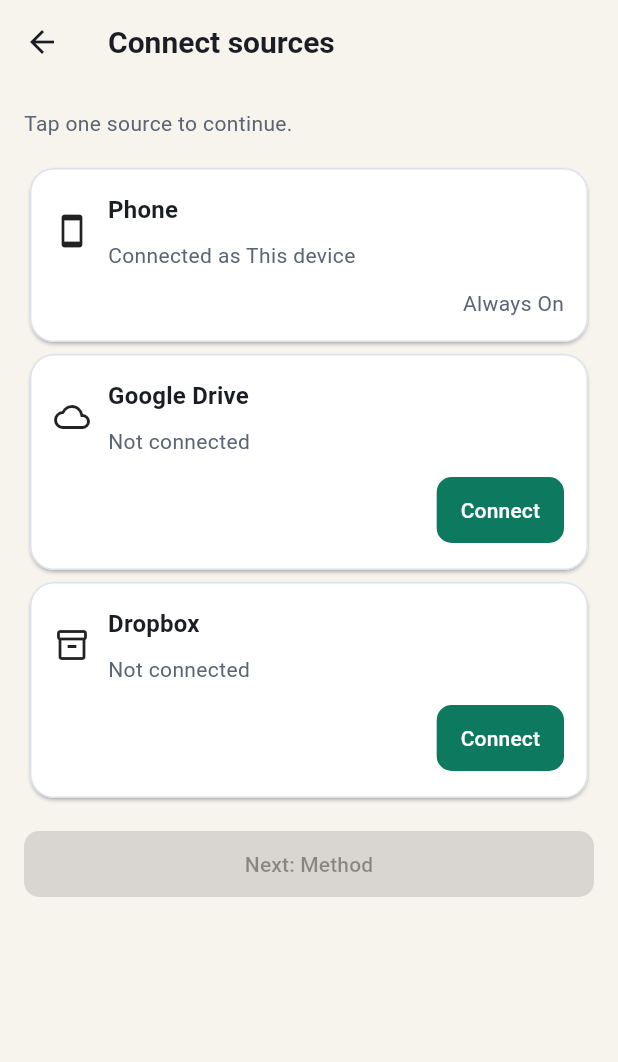
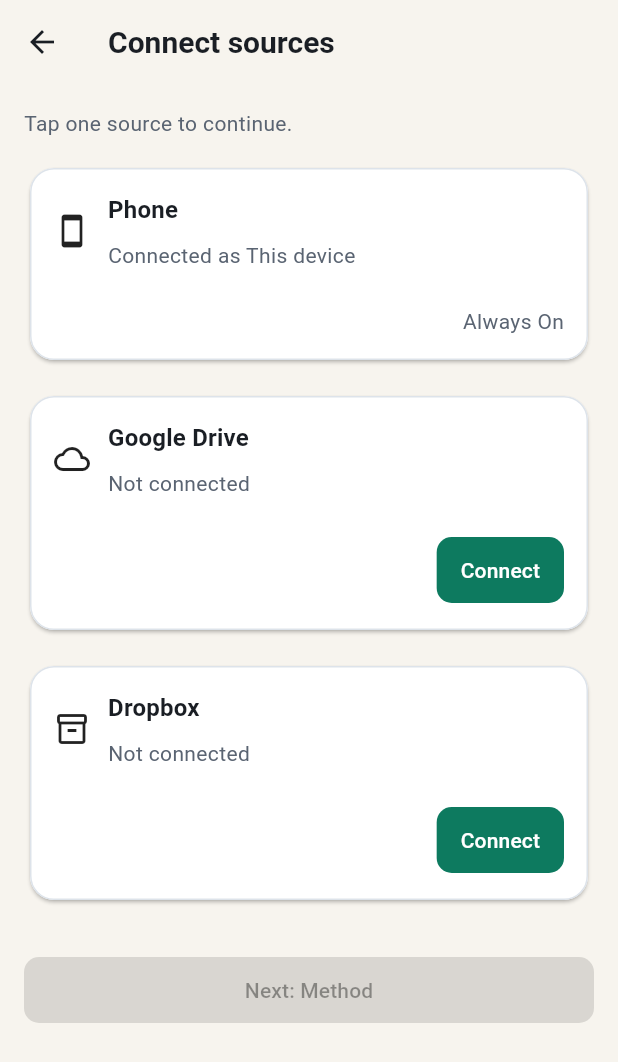
Before and after one commit to apply4funla-del/App, a Flutter app: the ConnectorPickerScreen screen opened by its route, on a phone screen of 412 x 824 dp. Shown: the top 1062 px of the screen. Run offline on Flutter 3.47's test engine with Material 3 defaults, Android fonts, the phone set to English and light mode, and no system bars; our stand-ins replace file_picker, lottie, permission_handler, shared_preferences; missing offline and left inert: syncfusion_flutter_pdfviewer, video_thumbnail; accounts and stored records are empty; Roboto replaces fonts that are missing (Segoe UI).

Commit message:
Refine onboarding layout and split method flow

```diff
--- a/file_tidy_app/lib/app/app_router.dart
+++ b/file_tidy_app/lib/app/app_router.dart
@@ -6,6 +6,7 @@
 import 'package:file_tidy_app/features/file_browser/presentation/file_explorer_screen.dart';
 import 'package:file_tidy_app/features/history_undo/presentation/history_screen.dart';
 import 'package:file_tidy_app/features/method/presentation/method_screen.dart';
+import 'package:file_tidy_app/features/method/presentation/tidy_method_screen.dart';
 import 'package:file_tidy_app/features/onboarding/presentation/welcome_screen.dart';
 import 'package:file_tidy_app/features/permissions/presentation/folder_permission_screen.dart';
 import 'package:file_tidy_app/features/privacy_center/presentation/privacy_center_screen.dart';
@@ -26,6 +27,7 @@
   static const String signIn = '/sign-in';
   static const String connectorPicker = '/connectors';
   static const String method = '/method';
+  static const String tidyMethod = '/tidy-method';
   static const String folderPermission = '/folder-permission';
   static const String explorer = '/explorer';
   static const String tidyUpSetup = '/tidy-up-setup';
@@ -54,6 +56,9 @@
       case AppRoutes.method:
         final source = settings.arguments is FileSource ? settings.arguments as FileSource : FileSource.phone;
         return _material(MethodScreen(source: source));
+      case AppRoutes.tidyMethod:
+        final source = settings.arguments is FileSource ? settings.arguments as FileSource : FileSource.phone;
+        return _material(TidyMethodScreen(source: source));
       case AppRoutes.folderPermission:
         final config = settings.arguments is ExplorerLaunchConfig
             ? settings.arguments as ExplorerLaunchConfig
--- a/file_tidy_app/lib/features/connectors/presentation/connector_picker_screen.dart
+++ b/file_tidy_app/lib/features/connectors/presentation/connector_picker_screen.dart
@@ -137,32 +137,63 @@
 
   @override
   Widget build(BuildContext context) {
+    final landscapeGrid = MediaQuery.sizeOf(context).width >= 900;
     return Scaffold(
       appBar: AppBar(title: const Text('Connect sources')),
       body: _loading
           ? const Center(child: CircularProgressIndicator())
-          : Padding(
+          : Center(
+              child: ConstrainedBox(
+                constraints: const BoxConstraints(maxWidth: 1080),
+                child: Padding(
                   padding: const EdgeInsets.all(AppSpacing.md),
                   child: ListView(
                     children: [
                       const Text('Tap one source to continue.'),
                       const SizedBox(height: AppSpacing.md),
-                  ...FileSource.values.map((source) => _buildConnectorCard(source)),
+                      if (landscapeGrid)
+                        Row(
+                          crossAxisAlignment: CrossAxisAlignment.start,
+                          children: [
+                            for (var index = 0; index < FileSource.values.length; index++) ...[
+                              Expanded(
+                                child: _buildConnectorCard(
+                                  FileSource.values[index],
+                                  compact: true,
+                                ),
+                              ),
+                              if (index < FileSource.values.length - 1)
+                                const SizedBox(width: AppSpacing.md),
+                            ],
+                          ],
+                        )
+                      else
+                        ...FileSource.values.map(
+                          (source) => Padding(
+                            padding: const EdgeInsets.only(bottom: AppSpacing.md),
+                            child: _buildConnectorCard(source),
+                          ),
+                        ),
                       const SizedBox(height: AppSpacing.md),
-                  SizedBox(
-                    width: double.infinity,
+                      Align(
+                        alignment: Alignment.centerLeft,
+                        child: SizedBox(
+                          width: landscapeGrid ? 260 : double.infinity,
                           child: AppButton.primary(
                             label: 'Next: Method',
                             onPressed: _selectedSource == null ? null : _goToMethod,
                           ),
                         ),
+                      ),
                     ],
+                  ),
+                ),
               ),
             ),
     );
   }
 
-  Widget _buildConnectorCard(FileSource source) {
+  Widget _buildConnectorCard(FileSource source, {bool compact = false}) {
     final state = _states[source];
     final connected = state?.connected ?? (source == FileSource.phone);
     final label = state?.accountLabel;
@@ -186,6 +217,8 @@
         onTap: () => setState(() => _selectedSource = source),
         child: Padding(
           padding: const EdgeInsets.all(AppSpacing.md),
+          child: SizedBox(
+            height: compact ? 220 : null,
             child: Column(
               crossAxisAlignment: CrossAxisAlignment.start,
               children: [
@@ -209,11 +242,19 @@
                   ],
                 ),
                 const SizedBox(height: AppSpacing.sm),
+                if (compact)
+                  Text(
+                    source == FileSource.phone
+                        ? 'Use files already on this device.'
+                        : 'Connect this cloud source before continuing.',
+                  ),
+                if (compact) const Spacer() else const SizedBox(height: AppSpacing.sm),
                 Align(
                   alignment: Alignment.centerRight,
                   child: action,
                 ),
               ],
+            ),
           ),
         ),
       ),
```
Also changed, not shown: file_tidy_app/lib/features/auth/presentation/sign_in_screen.dart (+21 -3 lines), file_tidy_app/lib/features/file_browser/presentation/file_explorer_screen.dart (+10 -14 lines), file_tidy_app/lib/features/method/presentation/method_screen.dart (+22 -32 lines), file_tidy_app/lib/features/method/presentation/tidy_method_screen.dart (added, +96 -0 lines), file_tidy_app/lib/features/onboarding/presentation/welcome_screen.dart (+11 -2 lines), file_tidy_app/lib/features/privacy_center/presentation/privacy_center_screen.dart (+18 -0 lines), 1 other file. Lines whose indentation alone changed are shown as unchanged.
